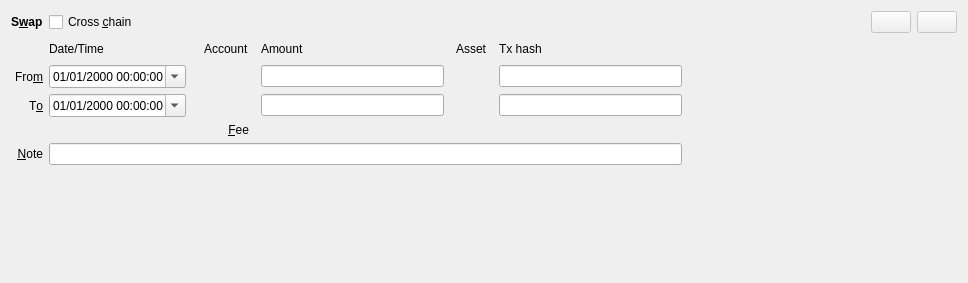
This is jal/ui/widgets/swap_operation.ui in titov-vv/jal as Qt 5 draws it before an edit. The edited form follows.
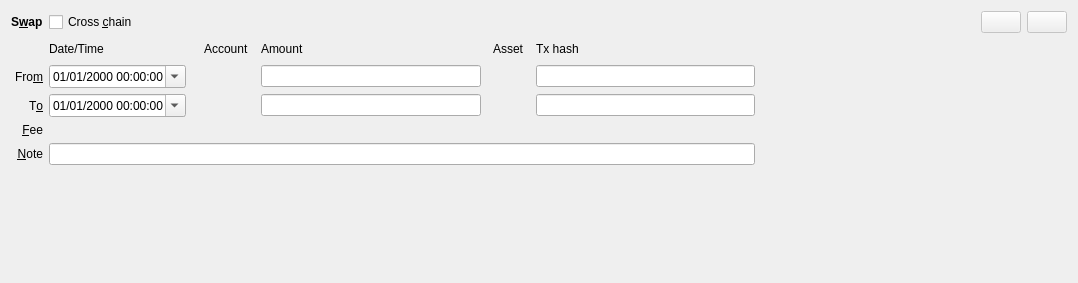
This is the edited form. Custom widgets are drawn as their Qt base class.

Commit message: FeeWidget placement in operation's widgets was improved.

The edit to the form file:
```diff
--- a/jal/ui/widgets/swap_operation.ui
+++ b/jal/ui/widgets/swap_operation.ui
@@ -6,7 +6,7 @@
    <rect>
     <x>0</x>
     <y>0</y>
-    <width>968</width>
+    <width>1078</width>
     <height>283</height>
    </rect>
   </property>
@@ -106,19 +106,6 @@
      </property>
     </widget>
    </item>
-   <item row="6" column="5">
-    <widget class="QLabel" name="fee_label">
-     <property name="text">
-      <string>&amp;Fee</string>
-     </property>
-     <property name="alignment">
-      <set>Qt::AlignmentFlag::AlignRight|Qt::AlignmentFlag::AlignTrailing|Qt::AlignmentFlag::AlignVCenter</set>
-     </property>
-     <property name="buddy">
-      <cstring>fee_widget</cstring>
-     </property>
-    </widget>
-   </item>
    <item row="4" column="11">
     <widget class="QLineEdit" name="in_tx_hash"/>
    </item>
@@ -135,19 +122,6 @@
      </property>
     </widget>
    </item>
-   <item row="2" column="12">
-    <spacer name="horizontal_spacer">
-     <property name="orientation">
-      <enum>Qt::Orientation::Horizontal</enum>
-     </property>
-     <property name="sizeHint" stdset="0">
-      <size>
-       <width>40</width>
-       <height>20</height>
-      </size>
-     </property>
-    </spacer>
-   </item>
    <item row="1" column="8">
     <spacer name="assetGroupSpacer">
      <property name="orientation">
@@ -199,9 +173,6 @@
      </property>
     </spacer>
    </item>
-   <item row="6" column="7">
-    <widget class="FeeWidget" name="fee_widget" native="true"/>
-   </item>
    <item row="1" column="6">
     <spacer name="amountGroupSpacer">
      <property name="orientation">
@@ -321,21 +292,49 @@
      </property>
     </widget>
    </item>
+   <item row="6" column="0">
+    <widget class="QLabel" name="fee_label">
+     <property name="text">
+      <string>&amp;Fee</string>
+     </property>
+     <property name="alignment">
+      <set>Qt::AlignmentFlag::AlignRight|Qt::AlignmentFlag::AlignTrailing|Qt::AlignmentFlag::AlignVCenter</set>
+     </property>
+     <property name="buddy">
+      <cstring>fee_widget</cstring>
+     </property>
+    </widget>
+   </item>
+   <item row="0" column="12">
+    <spacer name="horizontal_spacer">
+     <property name="orientation">
+      <enum>Qt::Orientation::Horizontal</enum>
+     </property>
+     <property name="sizeHint" stdset="0">
+      <size>
+       <width>40</width>
+       <height>20</height>
+      </size>
+     </property>
+    </spacer>
+   </item>
+   <item row="6" column="2" colspan="10">
+    <widget class="FeeWidget" name="fee_widget"/>
+   </item>
   </layout>
  </widget>
  <customwidgets>
-  <customwidget>
-   <class>FeeWidget</class>
-   <extends>QWidget</extends>
-   <header>jal/widgets/fee_widget.h</header>
-   <container>0</container>
-  </customwidget>
   <customwidget>
    <class>ReferenceSelectorWidget</class>
    <extends>QWidget</extends>
    <header>jal/widgets/reference_selector.h</header>
    <container>1</container>
   </customwidget>
+  <customwidget>
+   <class>FeeWidget</class>
+   <extends>QWidget</extends>
+   <header>jal/widgets/fee_widget.h</header>
+  </customwidget>
  </customwidgets>
  <tabstops>
   <tabstop>cross_chain_check</tabstop>
```
The commit also changes 15 other files.
